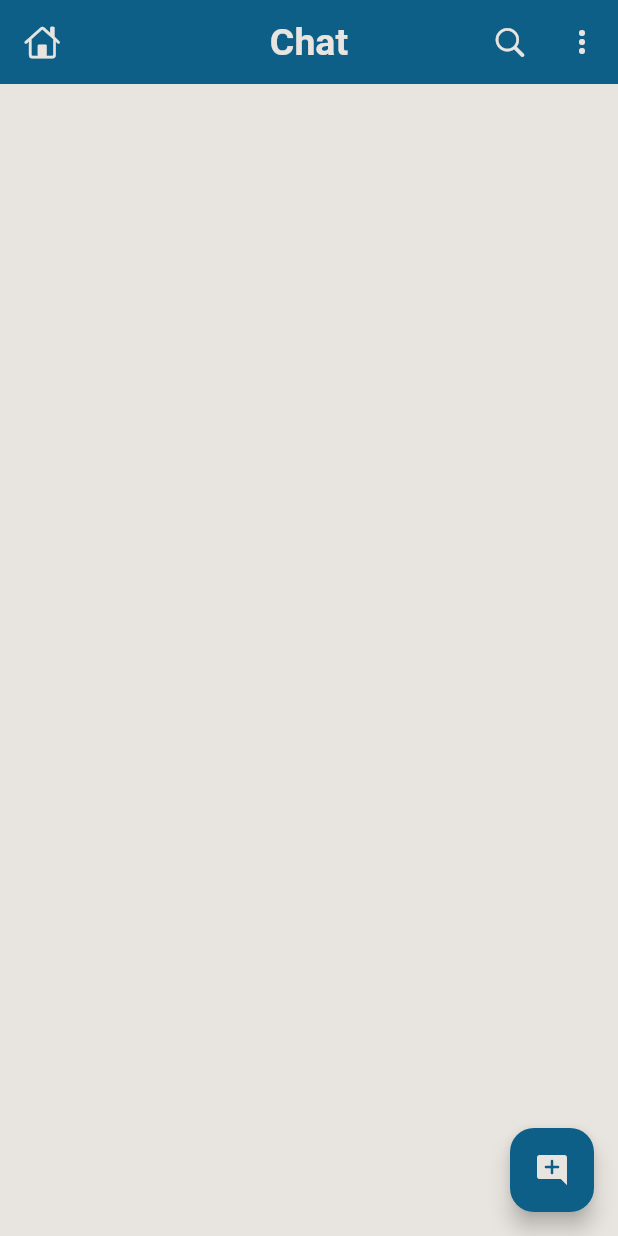
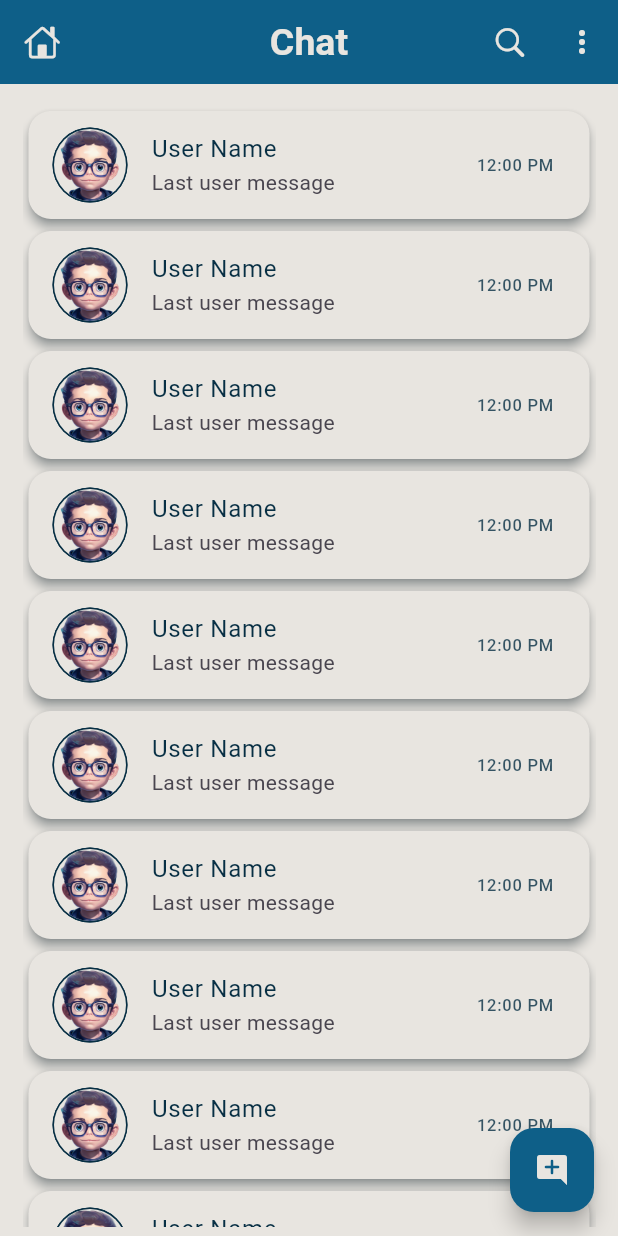
Before and after one commit to AsmaaSaleh1/Spectrum-speak, a Flutter app: the AllChat screen opened directly, on a phone screen of 412 x 824 dp. Run offline on Flutter 3.47's test engine with Material 3 defaults, Android fonts, the phone set to English and light mode, and no system bars; drawn by our look-alikes of circular_profile_avatar; our stand-ins replace firebase_core, font_awesome_flutter, google_fonts, universal_platform; accounts and stored records are empty; Roboto replaces fonts that are missing (Tinos).

Commit message:
add new Feature (messages)

```diff
--- a/lib/main.dart
+++ b/lib/main.dart
@@ -1,7 +1,7 @@
 import 'package:flutter/material.dart';
 import 'package:google_fonts/google_fonts.dart';
 import 'package:spectrum_speak/firebase_options.dart';
-import 'package:spectrum_speak/screen/chat.dart';
+import 'package:spectrum_speak/screen/all_chat.dart';
 import 'package:spectrum_speak/screen/main_page.dart';
 import 'package:firebase_core/firebase_core.dart';
 import 'package:spectrum_speak/screen/splash_screen_chat.dart';
@@ -41,7 +41,7 @@ class MyApp extends StatelessWidget {
         textTheme: GoogleFonts.tinosTextTheme(),
       ),
       home: const Scaffold(
-        body: SplashChatScreen(),
+        body: MainPage(),
       ),
     );
   }
--- a/lib/screen/chat.dart
+++ b/lib/screen/all_chat.dart
@@ -1,6 +1,8 @@
 import 'package:flutter/cupertino.dart';
 import 'package:flutter/material.dart';
 import 'package:spectrum_speak/const.dart';
+import 'package:spectrum_speak/main.dart';
+import 'package:spectrum_speak/widgets/card_user_chat.dart';
 
 class AllChat extends StatefulWidget {
   const AllChat({super.key});
@@ -26,7 +28,20 @@ class _AllChatState extends State<AllChat> {
       floatingActionButton: FloatingActionButton(
         onPressed: () {},
         backgroundColor: kDarkBlue,
-        child: const Icon(Icons.add_comment_rounded,color: kPrimary,),
+        child: const Icon(
+          Icons.add_comment_rounded,
+          color: kPrimary,
+        ),
+      ),
+      body: Padding(
+        padding: const EdgeInsets.symmetric(horizontal: 15, vertical: 6),
+        child: ListView.builder(
+            itemCount: 20,
+            padding: const EdgeInsets.only(top: 8),
+            physics: const BouncingScrollPhysics(),
+            itemBuilder: (context, index) {
+              return const CardUserChat();
+            }),
       ),
     );
   }
--- a/lib/screen/splash_screen_chat.dart
+++ b/lib/screen/splash_screen_chat.dart
@@ -1,13 +1,12 @@
 import 'package:flutter/material.dart';
 import 'package:flutter/services.dart';
 import 'package:spectrum_speak/const.dart';
-import 'package:spectrum_speak/main.dart';
 import 'package:universal_platform/universal_platform.dart';
 
-import 'chat.dart';
+import 'all_chat.dart';
 
 class SplashChatScreen extends StatefulWidget {
-  const SplashChatScreen({Key? key}) : super(key: key);
+  const SplashChatScreen({super.key});
 
   @override
   State<SplashChatScreen> createState() => _SplashChatScreenState();
@@ -42,7 +41,6 @@ class _SplashChatScreenState extends State<SplashChatScreen> {
               fit: BoxFit.contain,
             ),
           ),
-          // Text
           Positioned(
             bottom: isWeb ? mq.height * 0.12 : mq.height * 0.2,
             width: mq.width,
--- /dev/null
+++ b/lib/widgets/card_user_chat.dart
@@ -0,0 +1,52 @@
+import 'package:circular_profile_avatar/circular_profile_avatar.dart';
+import 'package:flutter/material.dart';
+import 'package:spectrum_speak/const.dart';
+import 'package:spectrum_speak/main.dart';
+import 'package:spectrum_speak/screen/chat_screen.dart';
+
+class CardUserChat extends StatefulWidget {
+  const CardUserChat({super.key});
+
+  @override
+  State<CardUserChat> createState() => _CardUserChatState();
+}
+
+class _CardUserChatState extends State<CardUserChat> {
+  @override
+  Widget build(BuildContext context) {
+    return Card(
+      elevation: 3,
+      shadowColor: kDarkerColor,
+      color: kPrimary,
+      shape: RoundedRectangleBorder(borderRadius: BorderRadius.circular(15)),
+      child: InkWell(
+        onTap: () {
+          Navigator.push(context, MaterialPageRoute(builder:(_)=>ChatScreen()));
+        },
+        child: ListTile(
+          leading: CircularProfileAvatar(
+            '',
+            borderWidth: 1.0,
+            borderColor: kDarkerColor,
+            backgroundColor: kPrimary,
+            radius: 25.0,
+            child: Image.asset(
+              'images/prof.png',
+              fit: BoxFit.cover,
+            ),
+          ),
+          title: Text(
+            "User Name",
+            style: TextStyle(color: kDarkerColor),
+          ),
+          subtitle: const Text(
+            "Last user message",
+            maxLines: 1,
+          ),
+          trailing: Text("12:00 PM",
+              style: TextStyle(color: kDarkerColor.withOpacity(0.8))),
+        ),
+      ),
+    );
+  }
+}
```
Also changed, not shown: lib/screen/chat_screen.dart (added, +75 -0 lines), lib/widgets/top_bar.dart (+61 -6 lines).
